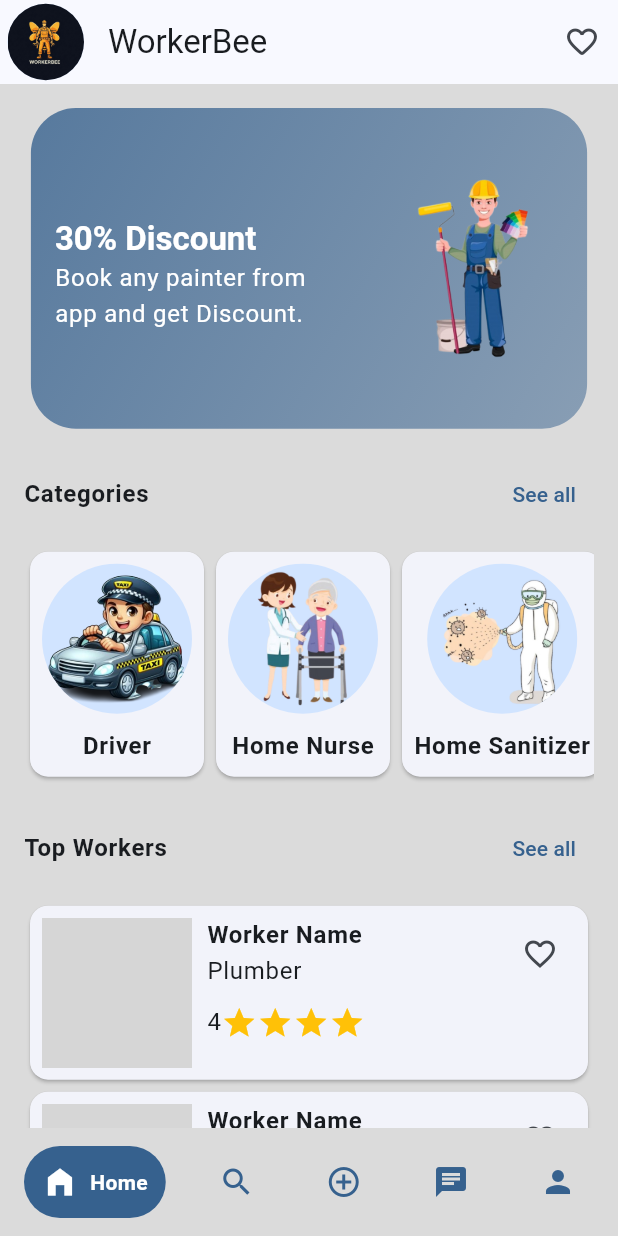
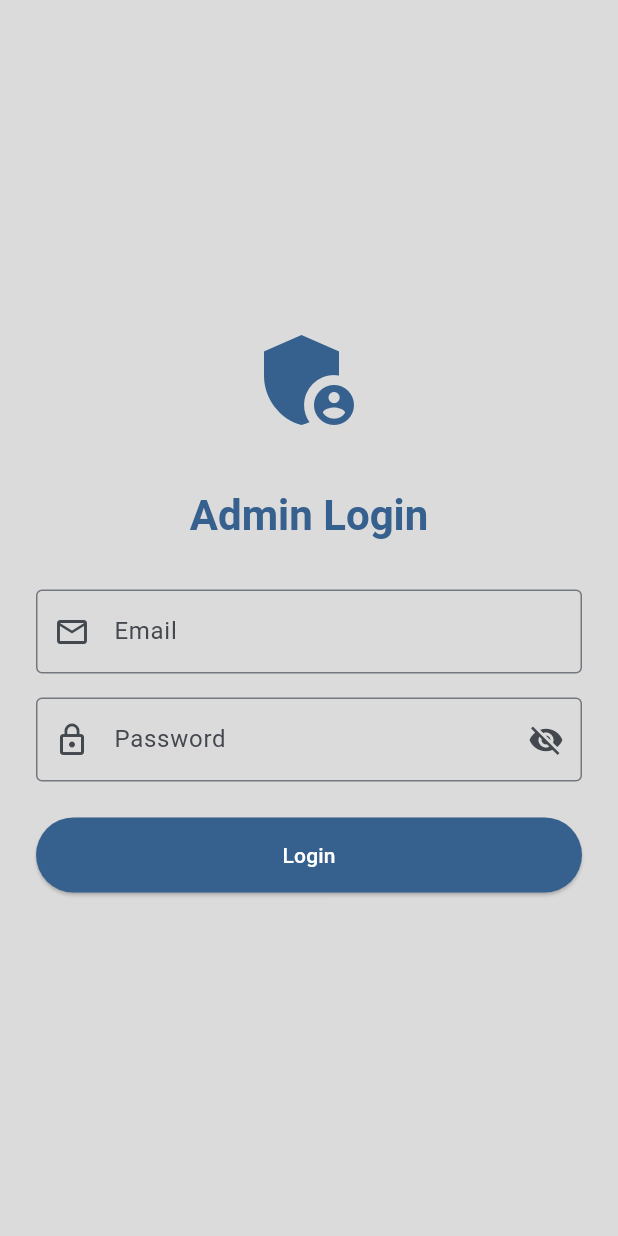
Before and after one commit to henna04/worker_bee, a Flutter app: the screen it shows after launch, on a phone screen of 412 x 824 dp. Run offline on Flutter 3.47's test engine with Material 3 defaults, Android fonts, the phone set to English and light mode, and no system bars; drawn by our look-alikes of carousel_slider, google_nav_bar; our stand-ins replace gap, image_picker, sign_in_button; grey boxes are pictures that could not be loaded.

Commit message:
added admin login

```diff
--- a/lib/main.dart
+++ b/lib/main.dart
@@ -1,5 +1,6 @@
 import 'package:flutter/material.dart';
 import 'package:worker_bee/view/customNavigation/custom_navigation_view.dart';
+import 'package:worker_bee/view/login/admin_login_view.dart';
 
 void main() {
   runApp(const MyApp());
@@ -18,7 +19,7 @@
         colorScheme: ColorScheme.fromSeed(seedColor: Colors.blue),
         useMaterial3: true,
       ),
-      home: const CustomNavigationView(),
+      home: const AdminLoginScreen(),
     );
   }
 }
--- a/lib/view/home/home_view.dart
+++ b/lib/view/home/home_view.dart
@@ -232,7 +232,7 @@ class _HomeViewState extends State<HomeView> {
                         ClipRRect(
                           borderRadius: BorderRadius.circular(15),
                           child: Image.network(
-                            "https://plus.unsplash.com/premium_photo-1689568126014-06fea9d5d341?q=80&w=2070&auto=format&fit=crop&ixlib=rb-4.0.3&ixid=M3wxMjA3fDB8MHxwaG90by1wYWdlfHx8fGVufDB8fHx8fA%3D%3D",
+                            "https://t3.ftcdn.net/jpg/02/43/12/34/360_F_243123463_zTooub557xEWABDLk0jJklDyLSGl2jrr.jpg",
                             width: 100,
                             height: 100,
                             fit: BoxFit.cover,
--- /dev/null
+++ b/lib/view/login/admin_login_view.dart
@@ -0,0 +1,127 @@
+import 'package:flutter/material.dart';
+import 'package:worker_bee/res/components/common/custom_button.dart';
+
+class AdminLoginScreen extends StatefulWidget {
+  const AdminLoginScreen({super.key});
+
+  @override
+  State<AdminLoginScreen> createState() => _AdminLoginScreenState();
+}
+
+class _AdminLoginScreenState extends State<AdminLoginScreen> {
+  final _formKey = GlobalKey<FormState>();
+  final _emailController = TextEditingController();
+  final _passwordController = TextEditingController();
+  bool _obscurePassword = true;
+
+  @override
+  void dispose() {
+    _emailController.dispose();
+    _passwordController.dispose();
+    super.dispose();
+  }
+
+  @override
+  Widget build(BuildContext context) {
+    final theme = Theme.of(context);
+    return Scaffold(
+      body: SafeArea(
+        child: Center(
+          child: SingleChildScrollView(
+            padding: const EdgeInsets.all(24.0),
+            child: Form(
+              key: _formKey,
+              child: Column(
+                mainAxisAlignment: MainAxisAlignment.center,
+                crossAxisAlignment: CrossAxisAlignment.stretch,
+                children: [
+                  Icon(
+                    Icons.admin_panel_settings,
+                    size: 80,
+                    color: Theme.of(context).primaryColor,
+                  ),
+                  const SizedBox(height: 32),
+
+                  // Welcome Text
+                  Text(
+                    'Admin Login',
+                    style: theme.textTheme.headlineMedium?.copyWith(
+                      fontWeight: FontWeight.bold,
+                      color: theme.colorScheme.primary,
+                    ),
+                    textAlign: TextAlign.center,
+                  ),
+                  const SizedBox(height: 32),
+
+                  TextFormField(
+                    controller: _emailController,
+                    keyboardType: TextInputType.emailAddress,
+                    decoration: const InputDecoration(
+                        labelText: 'Email',
+                        hintText: 'Enter your email',
+                        prefixIcon: Icon(Icons.email_outlined),
+                        border: OutlineInputBorder()),
+                    validator: (value) {
+                      if (value == null || value.isEmpty) {
+                        return 'Please enter your email';
+                      }
+                      if (!value.contains('@')) {
+                        return 'Please enter a valid email';
+                      }
+                      return null;
+                    },
+                  ),
+                  const SizedBox(height: 16),
+
+                  // Password Field
+                  TextFormField(
+                    controller: _passwordController,
+                    obscureText: _obscurePassword,
+                    decoration: InputDecoration(
+                      labelText: 'Password',
+                      hintText: 'Enter your password',
+                      prefixIcon: const Icon(Icons.lock_outline),
+                      border: OutlineInputBorder(),
+                      suffixIcon: IconButton(
+                        icon: Icon(
+                          _obscurePassword
+                              ? Icons.visibility_off
+                              : Icons.visibility,
+                        ),
+                        onPressed: () {
+                          setState(() {
+                            _obscurePassword = !_obscurePassword;
+                          });
+                        },
+                      ),
+                    ),
+                    validator: (value) {
+                      if (value == null || value.isEmpty) {
+                        return 'Please enter your password';
+                      }
+                      if (value.length < 6) {
+                        return 'Password must be at least 6 characters';
+                      }
+                      return null;
+                    },
+                  ),
+                  const SizedBox(height: 24),
+
+                  // Login Button
+                  SizedBox(
+                      height: 50,
+                      child: CustomButton(
+                        btnText: "Login",
+                        onPressed: () {},
+                      )),
+
+                  const SizedBox(height: 16),
+                ],
+              ),
+            ),
+          ),
+        ),
+      ),
+    );
+  }
+}
--- a/lib/view/profile/profile_view.dart
+++ b/lib/view/profile/profile_view.dart
@@ -10,7 +10,7 @@ class ProfileView extends StatefulWidget {
 
 class _ProfileViewState extends State<ProfileView> {
   bool isAvailable = false;
-  bool isVerified = true; // Replace with actual verification status
+  bool isVerified = true;
 
   @override
   Widget build(BuildContext context) {
@@ -52,6 +52,18 @@ class _ProfileViewState extends State<ProfileView> {
           Card(
             child: SwitchListTile(
               title: const Text("I'm Available for Work"),
+              value: isAvailable,
+              onChanged: (bool value) {
+                setState(() {
+                  isAvailable = value;
+                });
+              },
+              secondary: const Icon(Icons.work),
+            ),
+          ),
+          Card(
+            child: SwitchListTile(
+              title: const Text("Dark Mode"),
               value: isAvailable,
               onChanged: (bool value) {
                 setState(() {
--- a/lib/view/search/search_view.dart
+++ b/lib/view/search/search_view.dart
@@ -39,7 +39,7 @@ class _SearchViewState extends State<SearchView> {
                       ClipRRect(
                         borderRadius: BorderRadius.circular(15),
                         child: Image.network(
-                          "https://plus.unsplash.com/premium_photo-1689568126014-06fea9d5d341?q=80&w=2070&auto=format&fit=crop&ixlib=rb-4.0.3&ixid=M3wxMjA3fDB8MHxwaG90by1wYWdlfHx8fGVufDB8fHx8fA%3D%3D",
+                          "https://t3.ftcdn.net/jpg/02/43/12/34/360_F_243123463_zTooub557xEWABDLk0jJklDyLSGl2jrr.jpg",
                           width: 100,
                           height: 100,
                           fit: BoxFit.cover,
```
